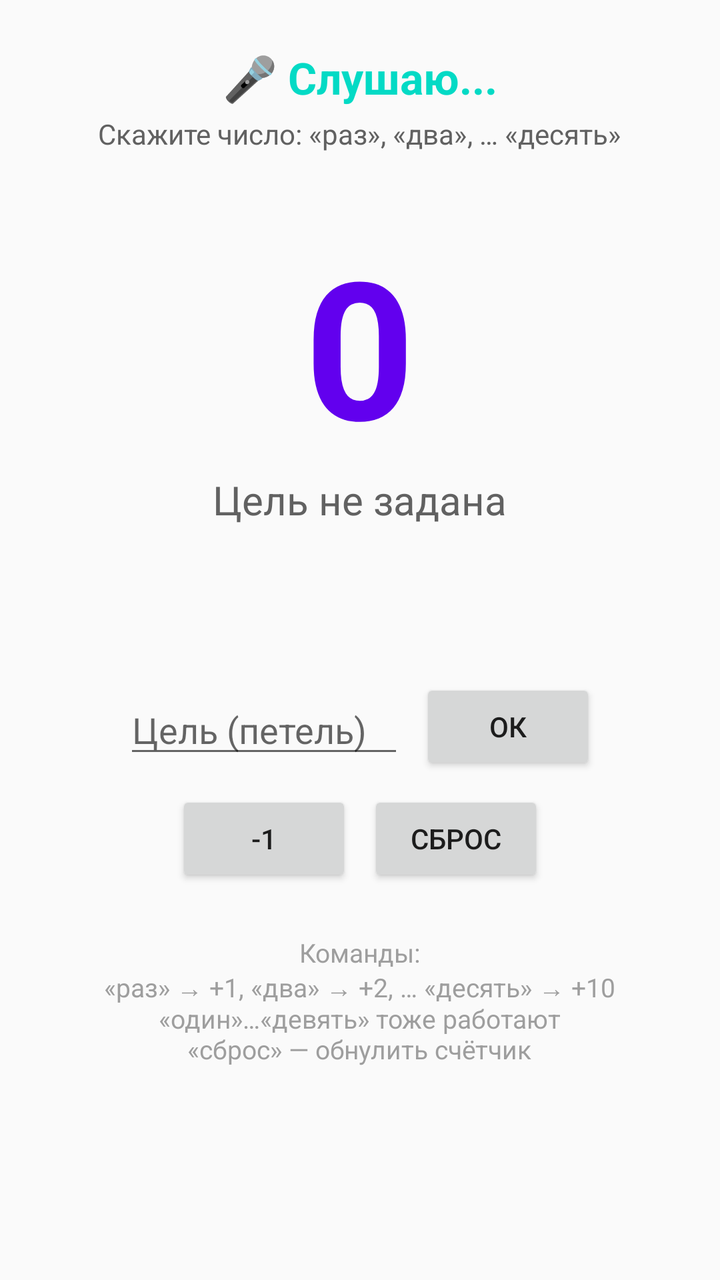
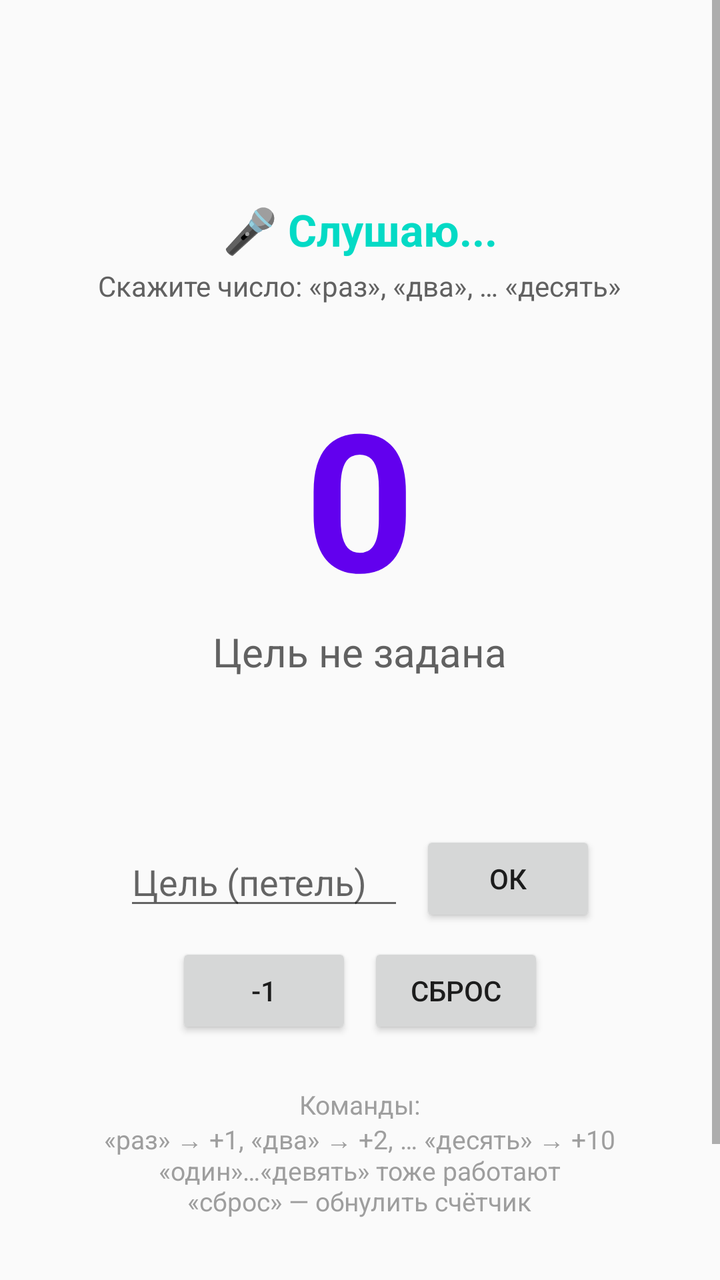

An Android layout rendered at two revisions. The XML below is the earlier revision; the diff shows what the commit changed to produce the second picture.
<!-- AndroidManifest.xml: application theme Theme.KnittingCounter -->
<!-- res/layout/activity_main.xml -->
<?xml version="1.0" encoding="utf-8"?>
<ScrollView xmlns:android="http://schemas.android.com/apk/res/android"
    android:layout_width="match_parent"
    android:layout_height="match_parent"
    android:fillViewport="true">

    <LinearLayout
        android:layout_width="match_parent"
        android:layout_height="wrap_content"
        android:orientation="vertical"
        android:gravity="center_horizontal"
        android:padding="24dp">

        <TextView
            android:id="@+id/statusText"
            android:layout_width="wrap_content"
            android:layout_height="wrap_content"
            android:text="🎤 Слушаю..."
            android:textSize="22sp"
            android:textStyle="bold"
            android:textColor="@color/listeningColor" />

        <TextView
            android:id="@+id/statusDetail"
            android:layout_width="wrap_content"
            android:layout_height="wrap_content"
            android:layout_marginTop="4dp"
            android:text="@string/status_ready_hint"
            android:textSize="14sp"
            android:textColor="@color/detailColor" />

        <TextView
            android:id="@+id/counterText"
            android:layout_width="wrap_content"
            android:layout_height="wrap_content"
            android:layout_marginTop="32dp"
            android:text="0"
            android:textSize="96sp"
            android:textStyle="bold"
            android:textColor="@color/colorAccent" />

        <TextView
            android:id="@+id/targetDisplay"
            android:layout_width="wrap_content"
            android:layout_height="wrap_content"
            android:text="@string/target_unset"
            android:textSize="20sp"
            android:textColor="@color/detailColor" />

        <TextView
            android:id="@+id/heardWord"
            android:layout_width="wrap_content"
            android:layout_height="wrap_content"
            android:layout_marginTop="24dp"
            android:minHeight="36dp"
            android:textColor="@color/detailColor"
            android:textSize="16sp" />

        <LinearLayout
            android:layout_width="wrap_content"
            android:layout_height="wrap_content"
            android:layout_marginTop="16dp"
            android:orientation="horizontal"
            android:gravity="center_vertical">

            <EditText
                android:id="@+id/targetInput"
                android:layout_width="140dp"
                android:layout_height="wrap_content"
                android:hint="@string/target_hint"
                android:inputType="number"
                android:importantForAutofill="no" />

            <Button
                android:id="@+id/setTargetButton"
                android:layout_width="wrap_content"
                android:layout_height="wrap_content"
                android:layout_marginStart="8dp"
                android:text="@string/action_set_target" />
        </LinearLayout>

        <LinearLayout
            android:layout_width="wrap_content"
            android:layout_height="wrap_content"
            android:layout_marginTop="8dp"
            android:orientation="horizontal">

            <Button
                android:id="@+id/decreaseButton"
                android:layout_width="wrap_content"
                android:layout_height="wrap_content"
                android:text="-1" />

            <Button
                android:id="@+id/resetButton"
                android:layout_width="wrap_content"
                android:layout_height="wrap_content"
                android:layout_marginStart="8dp"
                android:text="@string/action_reset" />
        </LinearLayout>

        <TextView
            android:layout_width="wrap_content"
            android:layout_height="wrap_content"
            android:layout_marginTop="24dp"
            android:text="@string/commands_hint"
            android:textSize="13sp"
            android:gravity="center"
            android:textColor="@color/hintColor" />

    </LinearLayout>
</ScrollView>
<!-- resources referenced by this layout -->
<resources>
  <color name="colorAccent">#FF6200EE</color>
  <color name="detailColor">#FF616161</color>
  <color name="hintColor">#FF9E9E9E</color>
  <color name="listeningColor">#FF03DAC5</color>
  <string name="action_reset">Сброс</string>
  <string name="action_set_target">ОК</string>
  <string name="commands_hint">Команды:\n«раз» → +1, «два» → +2, … «десять» → +10\n«один»…«девять» тоже работают\n«сброс» — обнулить счётчик</string>
  <string name="status_ready_hint">Скажите число: «раз», «два», … «десять»</string>
  <string name="target_hint">Цель (петель)</string>
  <string name="target_unset">Цель не задана</string>
  <style name="Theme.KnittingCounter" parent="Theme.AppCompat.Light.DarkActionBar">
          <item name="colorPrimary">@color/colorPrimary</item>
          <item name="colorPrimaryDark">@color/colorPrimaryDark</item>
          <item name="colorAccent">@color/colorAccent</item>
      </style>
  <color name="colorPrimary">#FF6200EE</color>
  <color name="colorPrimaryDark">#FF3700B3</color>
</resources>

<!-- the commit's change to res/layout/activity_main.xml (unified diff, before → after) -->
@@ -9,6 +9,7 @@
         android:layout_height="wrap_content"
         android:orientation="vertical"
         android:gravity="center_horizontal"
+        android:layout_marginTop="76dp"
         android:padding="24dp">
 
         <TextView
